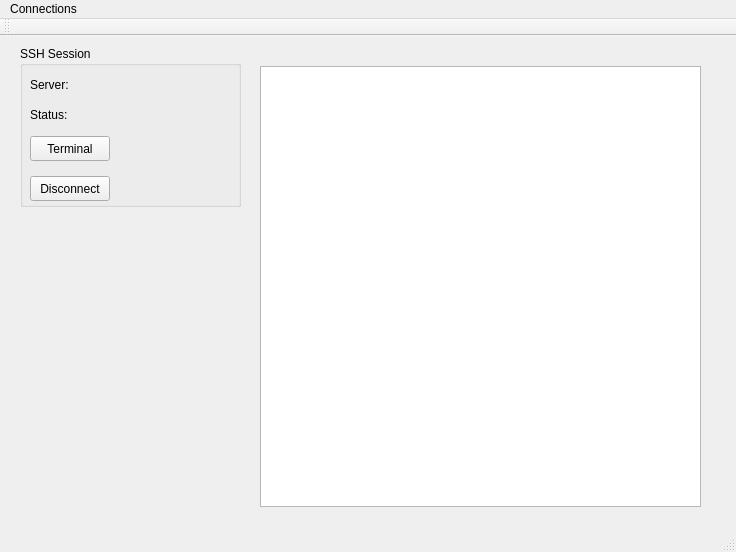
First picture: the form in heilcalmainwindow.ui, repository clockworkengineer/Helical, before the edit.
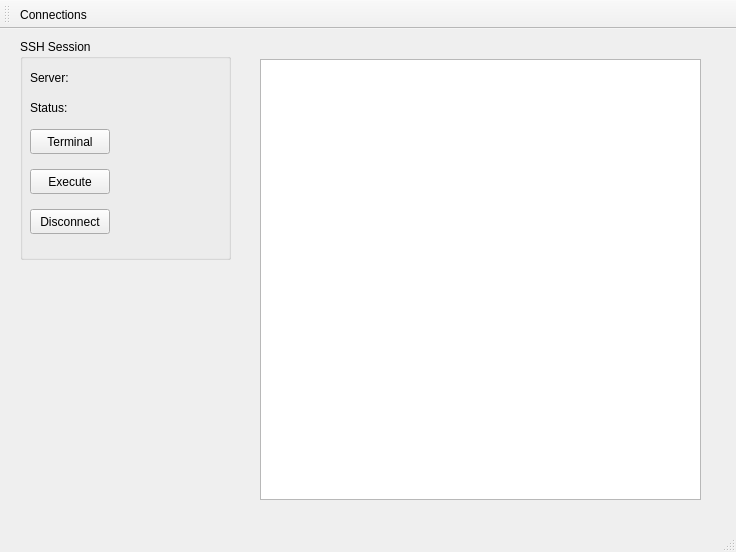
Second picture: the form after the edit.

Commit message: Addition of exceute command button.

Patch:
```diff
--- a/heilcalmainwindow.ui
+++ b/heilcalmainwindow.ui
@@ -19,8 +19,8 @@
      <rect>
       <x>20</x>
       <y>10</y>
-      <width>221</width>
-      <height>161</height>
+      <width>211</width>
+      <height>221</height>
      </rect>
     </property>
     <property name="title">
@@ -69,7 +69,7 @@
      <property name="geometry">
       <rect>
        <x>10</x>
-       <y>130</y>
+       <y>170</y>
        <width>80</width>
        <height>25</height>
       </rect>
@@ -104,6 +104,19 @@
       <string/>
      </property>
     </widget>
+    <widget class="QPushButton" name="executeCommandButton">
+     <property name="geometry">
+      <rect>
+       <x>10</x>
+       <y>130</y>
+       <width>80</width>
+       <height>25</height>
+      </rect>
+     </property>
+     <property name="text">
+      <string>Execute</string>
+     </property>
+    </widget>
    </widget>
    <widget class="QTextEdit" name="serverSessionLog">
     <property name="geometry">
@@ -116,23 +129,6 @@
     </property>
    </widget>
   </widget>
-  <widget class="QMenuBar" name="menuBar">
-   <property name="geometry">
-    <rect>
-     <x>0</x>
-     <y>0</y>
-     <width>736</width>
-     <height>22</height>
-    </rect>
-   </property>
-   <widget class="QMenu" name="menuConnections">
-    <property name="title">
-     <string>Connections</string>
-    </property>
-    <addaction name="actionEdit"/>
-   </widget>
-   <addaction name="menuConnections"/>
-  </widget>
   <widget class="QToolBar" name="mainToolBar">
    <attribute name="toolBarArea">
     <enum>TopToolBarArea</enum>
@@ -140,6 +136,7 @@
    <attribute name="toolBarBreak">
     <bool>false</bool>
    </attribute>
+   <addaction name="actionConnections"/>
   </widget>
   <widget class="QStatusBar" name="statusBar"/>
   <action name="actionEdit">
@@ -147,6 +144,14 @@
     <string>Edit</string>
    </property>
   </action>
+  <action name="actionConnections">
+   <property name="text">
+    <string>Connections</string>
+   </property>
+   <property name="toolTip">
+    <string>Connections</string>
+   </property>
+  </action>
  </widget>
  <layoutdefault spacing="6" margin="11"/>
  <resources/>
```
The commit also changes 6 other files.
